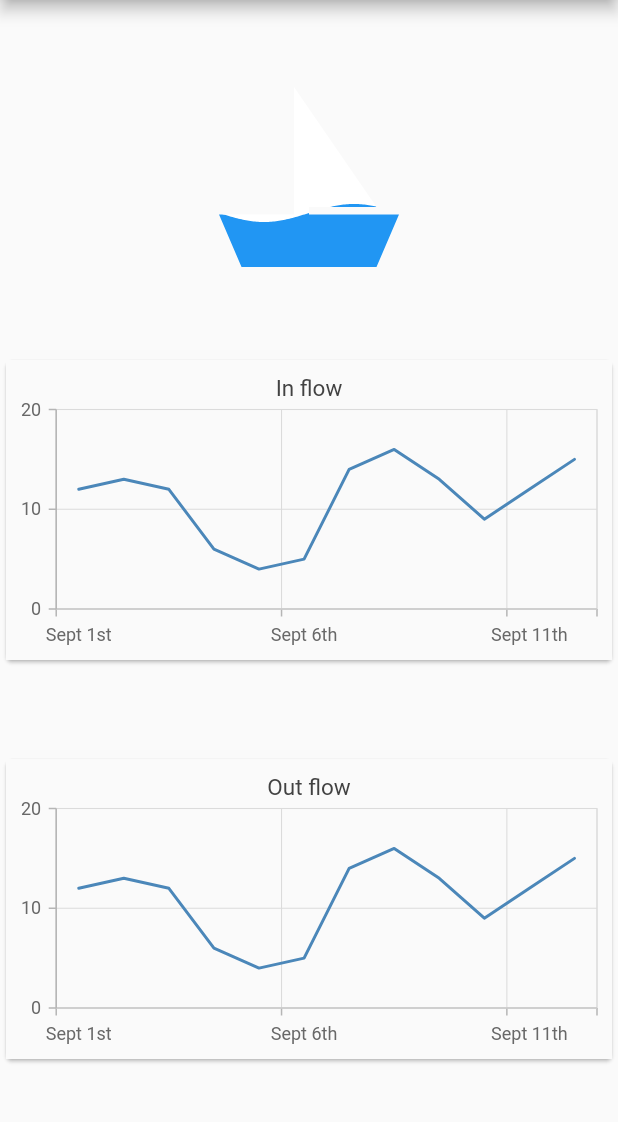
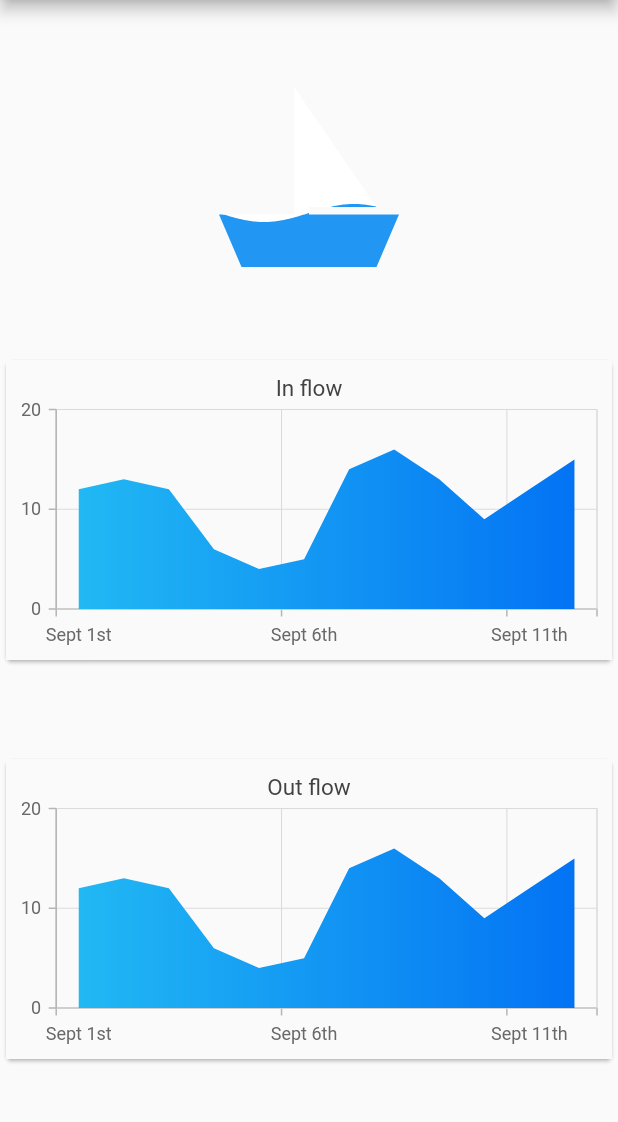
Before and after one commit to Night-Fury2-0/tank_full_app, a Flutter app: the screen it shows after launch, on a phone screen of 412 x 824 dp, the part 84-1206 px from its top. Run offline on Flutter 3.47's test engine with Material 2 defaults, Android fonts, the phone set to English and light mode, and no system bars; our stand-ins replace liquid_progress_indicator, pdf, printing, syncfusion_flutter_charts.

Commit message:
Aesthetic changes to the graph

```diff
--- a/lib/line_chart.dart
+++ b/lib/line_chart.dart
@@ -46,10 +46,14 @@ class _GraphState extends State<Graph> {
                 text: widget
                     .graphTitle), //widget.graphTitle is a way to get the variable parameter accepted in Graph
             series: <ChartSeries<GraphData, String>>[
-          LineSeries(
+          AreaSeries(
               dataSource: data,
+              gradient: LinearGradient(colors: [
+                Color.fromARGB(255, 33, 184, 243),
+                Color.fromARGB(255, 3, 115, 244)
+              ]),
               xValueMapper: (GraphData data, _) => data.day,
-              yValueMapper: (GraphData data, _) => data.liter)
+              yValueMapper: (GraphData data, _) => data.liter),
         ]));
   }
 }
```
